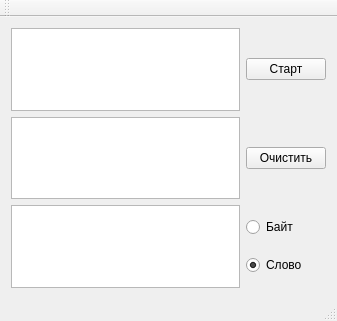
The window that mainwindow.ui (shuvaev32167/AsmToChiChi) describes before a commit, drawn with Qt 5.
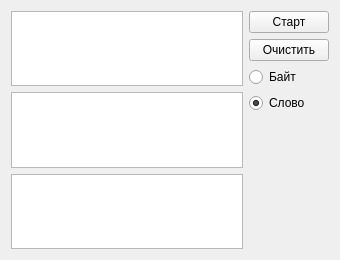
The same window after the commit.

```diff
--- a/mainwindow.ui
+++ b/mainwindow.ui
@@ -6,40 +6,58 @@
    <rect>
     <x>0</x>
     <y>0</y>
-    <width>337</width>
-    <height>321</height>
+    <width>340</width>
+    <height>260</height>
    </rect>
   </property>
+  <property name="minimumSize">
+   <size>
+    <width>340</width>
+    <height>260</height>
+   </size>
+  </property>
   <property name="windowTitle">
    <string>MainWindow</string>
   </property>
   <widget class="QWidget" name="centralWidget">
    <layout class="QGridLayout" name="gridLayout">
     <item row="0" column="0">
-     <widget class="QTextEdit" name="textEditAsm"/>
+     <layout class="QVBoxLayout" name="verticalLayout_2">
+      <item>
+       <widget class="QPlainTextEdit" name="textEditAsm"/>
+      </item>
+      <item>
+       <widget class="QPlainTextEdit" name="textEditBin">
+        <property name="readOnly">
+         <bool>true</bool>
+        </property>
+       </widget>
+      </item>
+      <item>
+       <widget class="QPlainTextEdit" name="textEditHex">
+        <property name="readOnly">
+         <bool>true</bool>
+        </property>
+       </widget>
+      </item>
+     </layout>
     </item>
     <item row="0" column="1">
+     <layout class="QVBoxLayout" name="verticalLayout">
+      <item>
      <widget class="QPushButton" name="pushButtonStart">
       <property name="text">
        <string>Старт</string>
       </property>
      </widget>
     </item>
-    <item row="2" column="0">
-     <widget class="QTextBrowser" name="textBrowserBin"/>
-    </item>
-    <item row="3" column="0">
-     <widget class="QTextBrowser" name="textBrowserHex"/>
-    </item>
-    <item row="2" column="1">
+      <item>
      <widget class="QPushButton" name="pushButtonClear">
       <property name="text">
        <string>Очистить</string>
       </property>
      </widget>
     </item>
-    <item row="3" column="1">
-     <layout class="QVBoxLayout" name="verticalLayout">
       <item>
        <widget class="QRadioButton" name="radioButtonByte">
         <property name="text">
@@ -57,6 +75,19 @@
         </property>
        </widget>
       </item>
+      <item>
+       <spacer name="verticalSpacer">
+        <property name="orientation">
+         <enum>Qt::Vertical</enum>
+        </property>
+        <property name="sizeHint" stdset="0">
+         <size>
+          <width>20</width>
+          <height>40</height>
+         </size>
+        </property>
+       </spacer>
+      </item>
      </layout>
     </item>
    </layout>
@@ -71,15 +102,6 @@
     </rect>
    </property>
   </widget>
-  <widget class="QToolBar" name="mainToolBar">
-   <attribute name="toolBarArea">
-    <enum>TopToolBarArea</enum>
-   </attribute>
-   <attribute name="toolBarBreak">
-    <bool>false</bool>
-   </attribute>
-  </widget>
-  <widget class="QStatusBar" name="statusBar"/>
  </widget>
  <layoutdefault spacing="6" margin="11"/>
  <resources/>
```
Left out of the diff: 2 changed lines with no effect on the pictures. Lines whose indentation alone changed are shown as unchanged.
